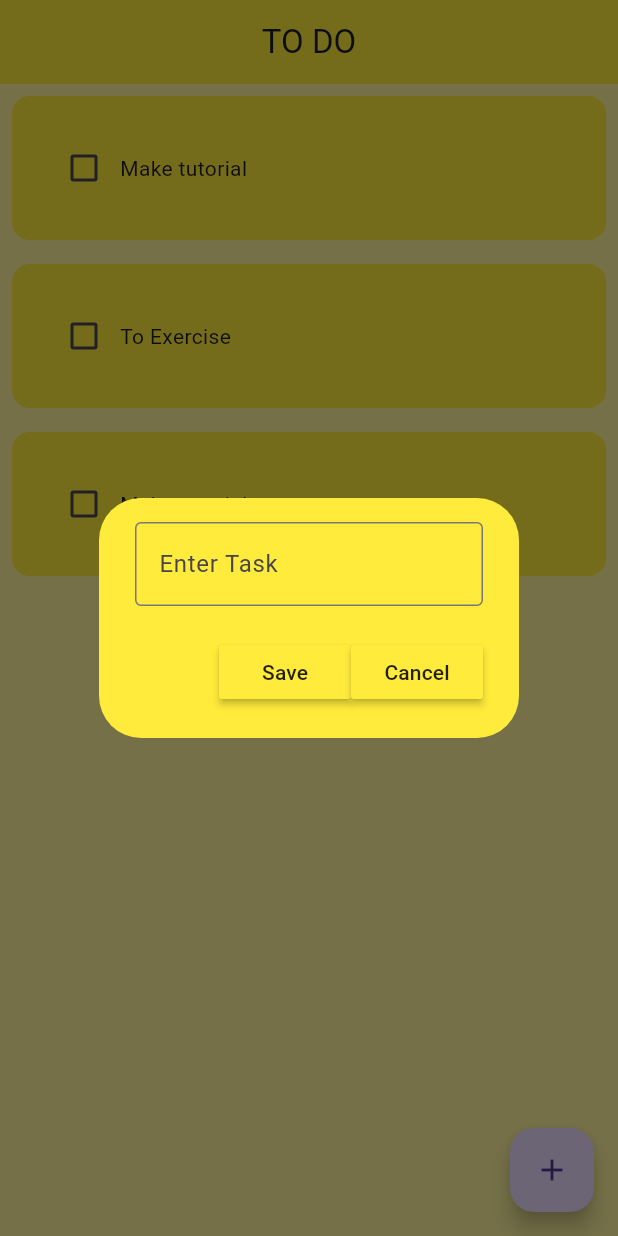
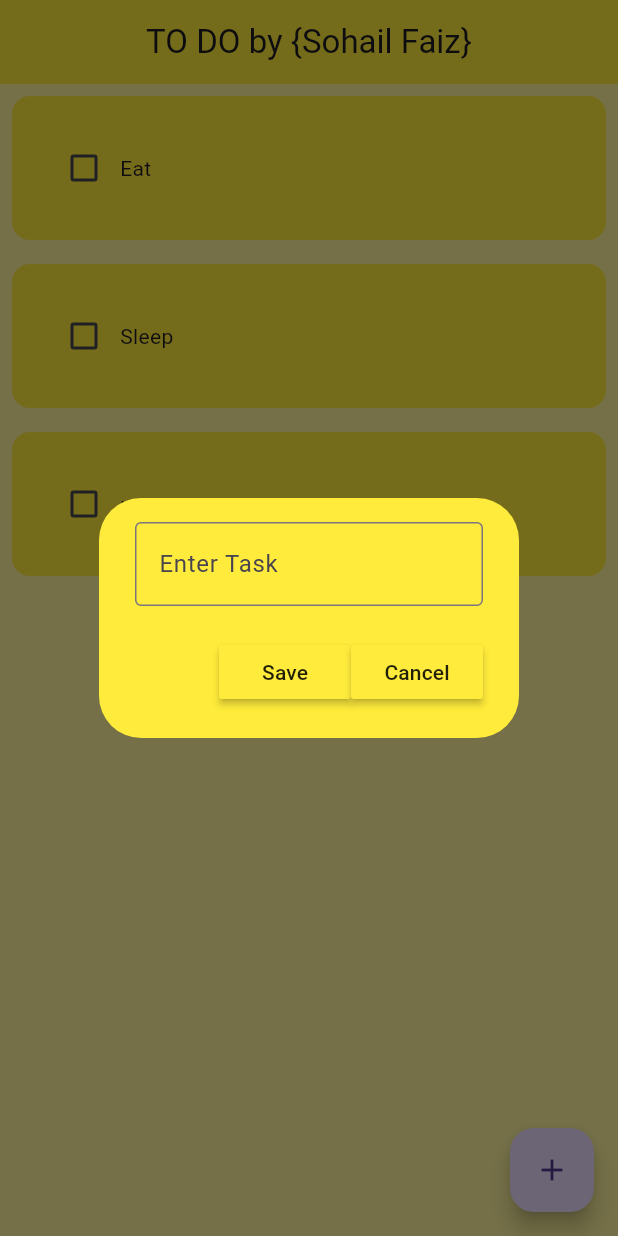
Before and after one commit to sohailexe/flutter-project, a Flutter app: the screen it shows after launch, after a tap on the "add" icon, on a phone screen of 412 x 824 dp. Run offline on Flutter 3.47's test engine with Material 3 defaults, Android fonts, the phone set to English and light mode, and no system bars; drawn by our look-alikes of flutter_slidable.

```diff
--- a/lib/main.dart
+++ b/lib/main.dart
@@ -15,7 +15,6 @@ class MyApp extends StatelessWidget {
       title: 'Eventify',
       debugShowCheckedModeBanner: false,
       home: HomePage(),
-      theme: ThemeData(primaryColor: Colors.yellow),
     );
   }
 }
--- a/lib/pages/home_page.dart
+++ b/lib/pages/home_page.dart
@@ -13,9 +13,9 @@ class _HomePageState extends State<HomePage> {
   final _controller = TextEditingController();
 
   List<List<dynamic>> toDoList = [
-    ["Make tutorial", false],
-    ["To Exercise", false],
-    ["Make tutorial", false],
+    ["Eat ", false],
+    ["Sleep", false],
+    ["reppet", false],
   ];
 
   void handleSave() {
@@ -46,7 +46,7 @@ class _HomePageState extends State<HomePage> {
         backgroundColor: Colors.yellow[200],
         appBar: AppBar(
           backgroundColor: Colors.yellow,
-          title: Center(child: Text('TO DO')),
+          title: Center(child: Text('TO DO by {Sohail Faiz}')),
         ),
         floatingActionButton: FloatingActionButton(
           onPressed: addNewTask,
@@ -56,6 +56,11 @@ class _HomePageState extends State<HomePage> {
           itemCount: toDoList.length,
           itemBuilder: (context, index) {
             return ToDoTile(
+                deleteFunction: (context) {
+                  setState(() {
+                    toDoList.removeAt(index);
+                  });
+                },
                 taskName: toDoList[index][0],
                 taskCompleted: toDoList[index][1],
                 onChanged: (value) {
--- a/lib/utils/my_btn.dart
+++ b/lib/utils/my_btn.dart
@@ -10,7 +10,7 @@ class MyBtn extends StatelessWidget {
   Widget build(BuildContext context) {
     return MaterialButton(
       onPressed: onPressed,
-      color: Theme.of(context).primaryColor,
+      color: Colors.yellow,
       child: Text(btnText),
     );
   }
--- a/lib/utils/todo_tile.dart
+++ b/lib/utils/todo_tile.dart
@@ -1,28 +1,41 @@
 import 'package:flutter/material.dart';
+import 'package:flutter_slidable/flutter_slidable.dart';
 
 // ignore: must_be_immutable
 class ToDoTile extends StatelessWidget {
   final String taskName;
   final bool taskCompleted;
   Function(bool?)? onChanged;
+  final Function(BuildContext)? deleteFunction;
 
   ToDoTile(
       {super.key,
       required this.taskName,
       required this.taskCompleted,
-      required this.onChanged});
+      required this.onChanged,
+      required this.deleteFunction});
 
   @override
   Widget build(BuildContext context) {
     return Padding(
       padding: const EdgeInsets.all(8.0),
+      child: Slidable(
+        endActionPane: ActionPane(
+          motion: StretchMotion(),
+          children: [
+            SlidableAction(
+              onPressed: deleteFunction,
+              icon: Icons.delete,
+              backgroundColor: Colors.red.shade300,
+            )
+          ],
+        ),
         child: Container(
           padding: const EdgeInsets.all(24.0),
           decoration: BoxDecoration(
             color: Colors.yellow,
             borderRadius: BorderRadius.circular(12),
           ),
-
           child: Row(children: [
             Checkbox(value: taskCompleted, onChanged: onChanged),
             Text(taskName,
@@ -31,6 +44,7 @@ class ToDoTile extends StatelessWidget {
                 )),
           ]),
         ),
+      ),
     );
   }
 }
--- a/pubspec.yaml
+++ b/pubspec.yaml
@@ -1,6 +1,6 @@
 name: flutter_application_1
 description: "A new Flutter project."
-publish_to: 'none'
+publish_to: "none"
 version: 0.1.0
 
 environment:
@@ -10,6 +10,7 @@ dependencies:
   flutter:
     sdk: flutter
   firebase_core: ^3.9.0
+  flutter_slidable: ^3.1.2
 
 dev_dependencies:
   flutter_test:
```
Also changed, not shown: pubspec.lock. Lines whose indentation alone changed are shown as unchanged.
